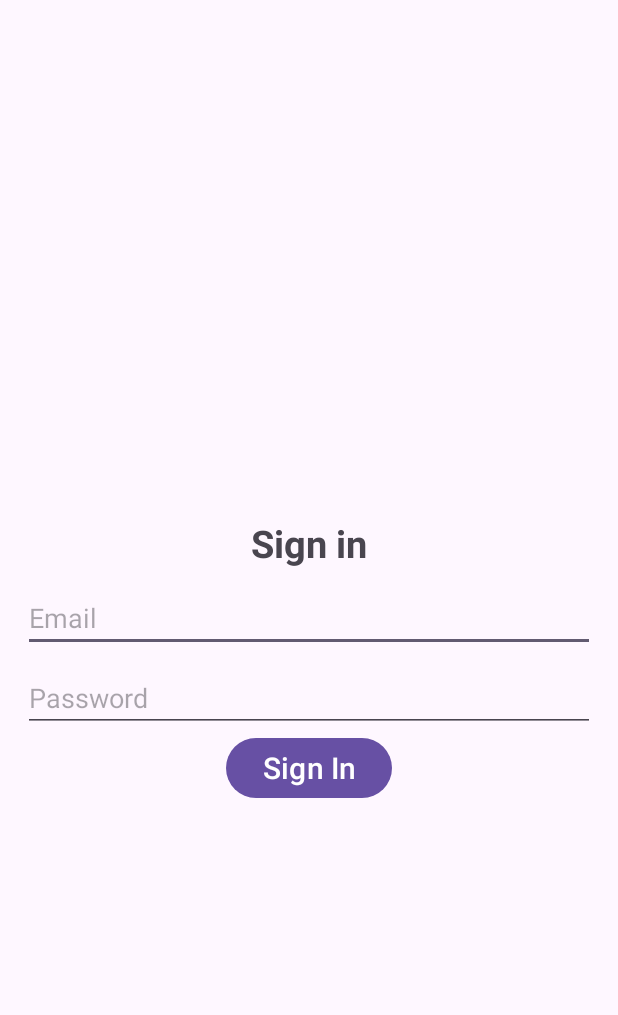
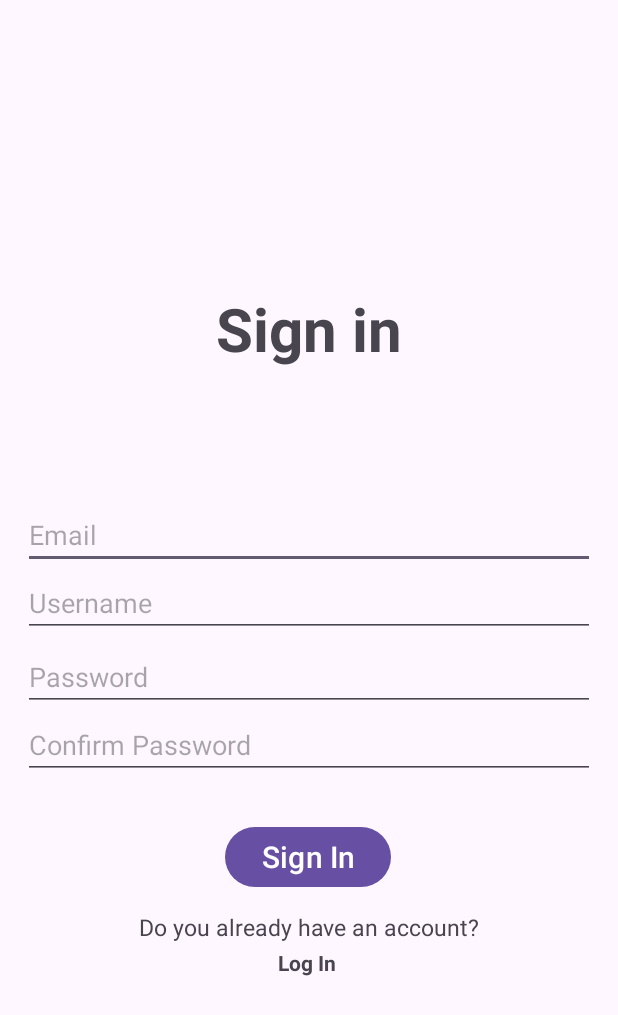
Before and after one commit to Andru2003/R-D_Project, an Android app: the Register screen opened directly, with no data from a screen before it, on a phone screen of 412 x 824 dp. Shown: the top 1015 px of the screen. Run offline under Robolectric (Android 15) with nearby library versions, the phone set to English and light mode, and no system bars; our stand-ins replace Firebase (no records; nobody signed in at launch, a user with empty details on screens opened directly).

Commit message:
ver email and database

```diff
--- a/app/build.gradle
+++ b/app/build.gradle
@@ -54,6 +54,8 @@ dependencies {
 
 dependencies {
 
+
+    implementation 'com.google.firebase:firebase-database:20.1.0'
     implementation 'com.google.ar.sceneform:filament-android:1.17.1'
     constraints {
         implementation("org.jetbrains.kotlin:kotlin-stdlib-jdk7:1.8.0") {
--- a/app/src/main/java/com/example/rdproject/Register.java
+++ b/app/src/main/java/com/example/rdproject/Register.java
@@ -3,6 +3,7 @@ package com.example.rdproject;
 import androidx.annotation.NonNull;
 import androidx.appcompat.app.AppCompatActivity;
 
+import android.app.ProgressDialog;
 import android.content.Intent;
 import android.os.Bundle;
 import android.text.TextUtils;
@@ -20,46 +21,93 @@ import com.google.android.material.textfield.TextInputEditText;
 import com.google.firebase.auth.AuthResult;
 import com.google.firebase.auth.FirebaseAuth;
 import com.google.firebase.auth.FirebaseUser;
+import com.google.firebase.database.DatabaseReference;
+import com.google.firebase.database.FirebaseDatabase;
+import com.google.firebase.ktx.Firebase;
 
 import org.w3c.dom.Text;
 
 public class Register extends AppCompatActivity {
 
     private FirebaseAuth auth;
-    private Button signin_button;
-    private EditText signin_email, signin_password;
+    private EditText signin_email, signin_password, confirm_password, username;
+    private TextView go_to_login;
     private ProgressBar progressBar;
+    FirebaseDatabase database;
+    DatabaseReference reference;
 
     @Override
     protected void onCreate(Bundle savedInstanceState) {
         super.onCreate(savedInstanceState);
         setContentView(R.layout.activity_register);
 
-        auth = FirebaseAuth.getInstance();
-        signin_button = findViewById(R.id.signin_buttton);
+        Button signin_button = findViewById(R.id.signin_buttton);
+
         signin_email = findViewById(R.id.signin_email);
         signin_password = findViewById(R.id.signin_pswd);
+        username = findViewById(R.id.username);
+        confirm_password = findViewById(R.id.confirmPassword);
+
+        go_to_login = findViewById(R.id.text_to_login);
+
         progressBar = findViewById(R.id.progress_bar);
+
+        final ProgressDialog text = new ProgressDialog(this);
+        text.setTitle("Loading");
+        text.setMessage("Please wait while it`s loading ...");
 
         signin_button.setOnClickListener(new View.OnClickListener() {
             @Override
             public void onClick(View v) {
                 String user_signin_email = signin_email.getText().toString();
                 String user_signin_password = signin_password.getText().toString();
+                String user_cofirm_password = confirm_password.getText().toString();
+                String editusername = username.getText().toString();
+
+                auth = FirebaseAuth.getInstance();
+                database = FirebaseDatabase.getInstance();
+                reference = database.getReference("Users");
 
                 if(user_signin_email.isEmpty()) {
                     signin_email.setError("E-mail cannot be empty!");
                 }
-                if(user_signin_password.isEmpty()){
+                else if(editusername.isEmpty()) {
+                    username.setError("Username cannot be empty!");
+                }
+                else if(user_signin_password.isEmpty()) {
                     signin_password.setError("Password cannot be empty!");
+                } else if (user_signin_password.length() < 6) {
+                    signin_password.setError("Password cannot be less than 6 characters!");
+                } else if(!user_cofirm_password.matches(user_signin_password)) {
+                    confirm_password.setError("Passwords don`t match.");
                 }else {
+                     Username_details sanatate = new Username_details(user_signin_email, editusername, user_signin_password);
+                     reference.child(editusername).setValue(sanatate);
                     auth.createUserWithEmailAndPassword(user_signin_email, user_signin_password).addOnCompleteListener(new OnCompleteListener<AuthResult>() {
                         @Override
                         public void onComplete(@NonNull Task<AuthResult> task) {
                             if(task.isSuccessful()) {
+                                text.show();
+
+                                auth.getCurrentUser().sendEmailVerification().addOnCompleteListener(new OnCompleteListener<Void>() {
+                                    @Override
+                                    public void onComplete(@NonNull Task<Void> task) {
+                                        if(task.isSuccessful())
+                                        {
+                                            Toast.makeText(Register.this, "User registered successfully. Please verify your e-mail.", Toast.LENGTH_SHORT).show();
+                                            signin_email.setText("");
+                                            signin_password.setText("");
+                                        }
+                                        else {
+                                            Toast.makeText(Register.this, task.getException().getMessage(), Toast.LENGTH_SHORT).show();
+                                        }
+                                    }
+                                });
+
                                 Toast.makeText(Register.this, "SignIn successful.", Toast.LENGTH_SHORT).show();
                                 startActivity(new Intent(Register.this, LogIn.class));
                             } else {
+                                text.hide();
                                 Toast.makeText(Register.this, "SignIn failed. Please try again!", Toast.LENGTH_SHORT).show();
                             }
                         }
@@ -67,5 +115,12 @@ public class Register extends AppCompatActivity {
                 }
             }
         });
+
+        go_to_login.setOnClickListener(new View.OnClickListener() {
+            @Override
+            public void onClick(View v) {
+                startActivity(new Intent(Register.this, LogIn.class));
+            }
+        });
    }
     }
--- a/app/src/main/res/layout/activity_register.xml
+++ b/app/src/main/res/layout/activity_register.xml
@@ -9,42 +9,56 @@
     android:layout_gravity="center"
     android:padding="15dp">
 
+
     <TextView
         android:id="@+id/textView"
         android:layout_width="match_parent"
         android:layout_height="wrap_content"
-        android:layout_marginBottom="10dp"
+        android:layout_marginBottom="88dp"
         android:gravity="center"
         android:text="@string/action_sign_in_short"
+        android:textSize="40sp"
         android:textStyle="bold"
-        android:textSize="25sp"
         app:layout_constraintBottom_toTopOf="@+id/signin_email"
         app:layout_constraintEnd_toEndOf="parent"
-        app:layout_constraintHorizontal_bias="0.533"
+
+        app:layout_constraintStart_toStartOf="parent" />
+
+    <TextView
+        android:id="@+id/textview2"
+        android:layout_width="wrap_content"
+        android:layout_height="wrap_content"
+        android:layout_marginTop="12dp"
+        android:gravity="center"
+        android:text="Do you already have an account?"
+        android:textSize="15dp"
+
+        app:layout_constraintEnd_toEndOf="parent"
         app:layout_constraintStart_toStartOf="parent"
-
-        />
+        app:layout_constraintTop_toBottomOf="@+id/signin_buttton" />
 
     <EditText
         android:id="@+id/signin_email"
         android:layout_width="match_parent"
         android:layout_height="wrap_content"
+        android:layout_marginBottom="0dp"
         android:hint="@string/prompt_email"
-        app:layout_constraintBottom_toBottomOf="parent"
+        app:layout_constraintBottom_toTopOf="@+id/username"
         app:layout_constraintEnd_toEndOf="parent"
-        app:layout_constraintStart_toStartOf="parent"
-        app:layout_constraintTop_toTopOf="parent" />
+        app:layout_constraintStart_toStartOf="parent" />
 
     <EditText
         android:id="@+id/signin_pswd"
         android:layout_width="match_parent"
         android:layout_height="wrap_content"
-        android:layout_marginTop="8dp"
         android:hint="@string/prompt_password"
+        android:inputType="textPassword"
+        app:layout_constraintBottom_toBottomOf="parent"
         app:layout_constraintEnd_toEndOf="parent"
-        app:layout_constraintHorizontal_bias="0.0"
+        app:layout_constraintHorizontal_bias="0.533"
         app:layout_constraintStart_toStartOf="parent"
-        app:layout_constraintTop_toBottomOf="@+id/signin_email" />
+        app:layout_constraintTop_toTopOf="parent"
+        app:layout_constraintVertical_bias="0.553" />
 
     <ProgressBar
         android:layout_width="match_parent"
@@ -58,11 +72,46 @@
         android:id="@+id/signin_buttton"
         android:layout_width="wrap_content"
         android:layout_height="wrap_content"
-        android:layout_marginTop="0dp"
+        android:layout_marginTop="28dp"
         android:text="@string/signin_button"
         android:textSize="20sp"
         app:layout_constraintEnd_toEndOf="parent"
+        app:layout_constraintHorizontal_bias="0.498"
         app:layout_constraintStart_toStartOf="parent"
-        app:layout_constraintTop_toBottomOf="@+id/signin_pswd" />
+        app:layout_constraintTop_toBottomOf="@+id/confirmPassword" />
+
+    <EditText
+        android:id="@+id/confirmPassword"
+        android:layout_width="match_parent"
+        android:layout_height="wrap_content"
+        android:ems="10"
+        android:inputType="textPassword"
+        android:hint="Confirm Password"
+        app:layout_constraintTop_toBottomOf="@+id/signin_pswd"
+        tools:layout_editor_absoluteX="91dp" />
+
+    <EditText
+        android:id="@+id/username"
+        android:layout_width="match_parent"
+        android:layout_height="wrap_content"
+        android:layout_marginBottom="4dp"
+        android:ems="10"
+        android:hint="Username"
+        android:inputType="text"
+        app:layout_constraintBottom_toTopOf="@+id/signin_pswd"
+        tools:layout_editor_absoluteX="36dp" />
+
+    <TextView
+        android:id="@+id/text_to_login"
+        android:layout_width="73dp"
+        android:layout_height="26dp"
+        android:gravity="center"
+        android:text="Log In"
+        android:textStyle="bold"
+
+        app:layout_constraintEnd_toEndOf="parent"
+        app:layout_constraintHorizontal_bias="0.495"
+        app:layout_constraintStart_toStartOf="parent"
+        app:layout_constraintTop_toBottomOf="@+id/textview2" />
 
 </androidx.constraintlayout.widget.ConstraintLayout>
```
Also changed, not shown: app/src/main/java/com/example/rdproject/LogIn.java (+18 -0 lines), app/src/main/java/com/example/rdproject/Username_details.java (added, +37 -0 lines), app/src/main/res/layout/activity_log_in.xml (+24 -11 lines).
